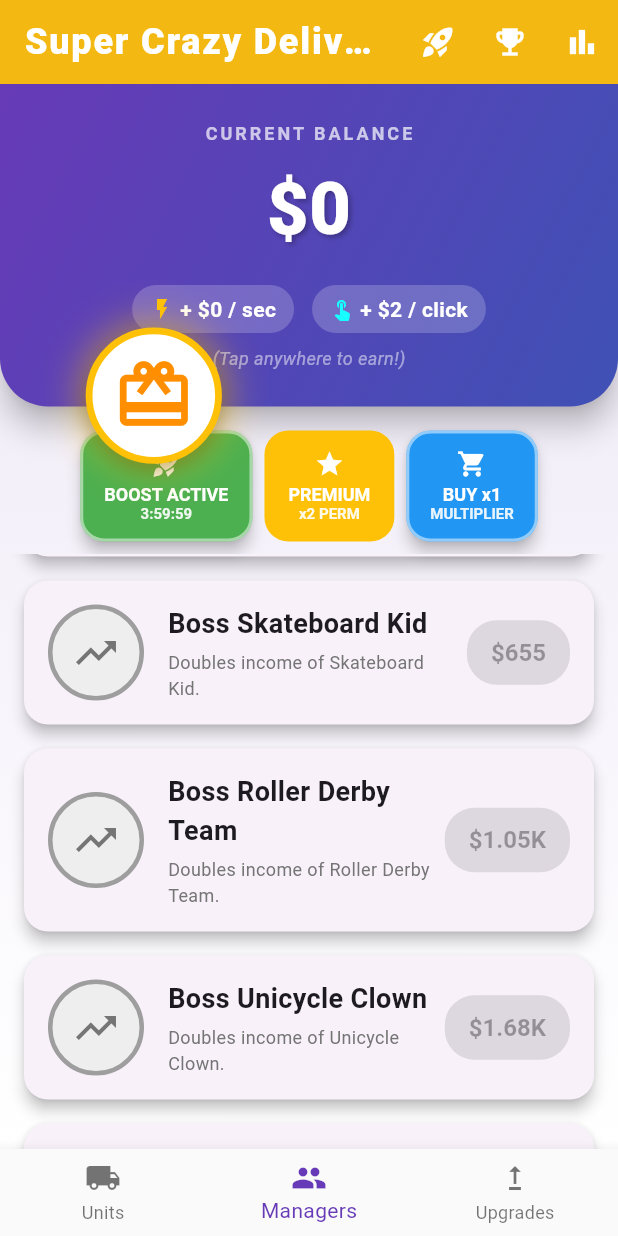
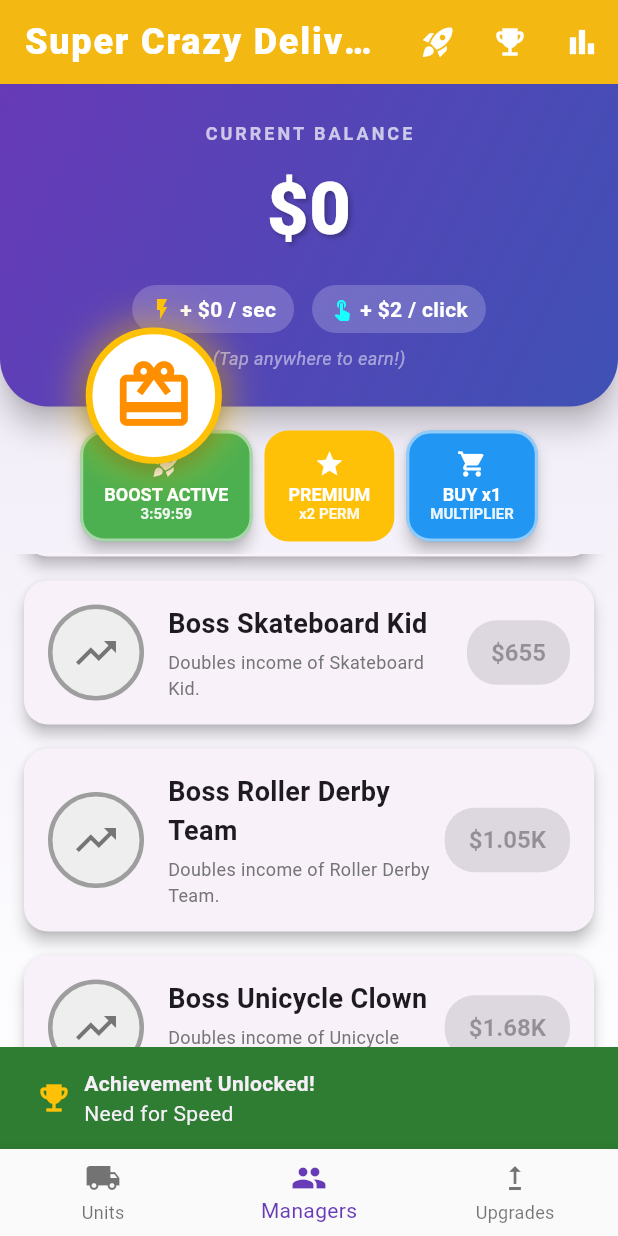
Before and after one commit to coins5/supercrazydeliveryinc, a Flutter app: the screen it shows after launch, item 2 of the bottom bar chosen, scrolled down 576 dp, after a tap on "BOOST x2", on a phone screen of 412 x 824 dp. Run offline on Flutter 3.47's test engine with Material 3 defaults, Android fonts, the phone set to English and light mode, and no system bars; our stand-ins replace shared_preferences.

Commit message:
Funcionando ok

```diff
--- a/lib/data/default_achievements.dart
+++ b/lib/data/default_achievements.dart
@@ -37,6 +37,89 @@ List<Achievement> getDefaultAchievements() {
       description: 'Click 100,000 times. Are you a robot?',
       type: AchievementType.clicks,
       threshold: 100000,
+    ),
+
+    // Golden Packages
+    Achievement(
+      id: 'lucky_find',
+      name: 'Lucky Find',
+      description: 'Click 1 Golden Package.',
+      type: AchievementType.goldenPackages,
+      threshold: 1,
+    ),
+    Achievement(
+      id: 'treasure_hunter',
+      name: 'Treasure Hunter',
+      description: 'Click 10 Golden Packages.',
+      type: AchievementType.goldenPackages,
+      threshold: 10,
+    ),
+    Achievement(
+      id: 'gold_rush',
+      name: 'Gold Rush',
+      description: 'Click 50 Golden Packages.',
+      type: AchievementType.goldenPackages,
+      threshold: 50,
+    ),
+    Achievement(
+      id: 'midas_touch',
+      name: 'Midas Touch',
+      description: 'Click 100 Golden Packages.',
+      type: AchievementType.goldenPackages,
+      threshold: 100,
+    ),
+
+    // Boosts
+    Achievement(
+      id: 'need_for_speed',
+      name: 'Need for Speed',
+      description: 'Activate Boost 1 time.',
+      type: AchievementType.boosts,
+      threshold: 1,
+    ),
+    Achievement(
+      id: 'turbo_charged',
+      name: 'Turbo Charged',
+      description: 'Activate Boost 10 times.',
+      type: AchievementType.boosts,
+      threshold: 10,
+    ),
+    Achievement(
+      id: 'warp_speed',
+      name: 'Warp Speed',
+      description: 'Activate Boost 50 times.',
+      type: AchievementType.boosts,
+      threshold: 50,
+    ),
+
+    // Managers
+    Achievement(
+      id: 'hiring_manager',
+      name: 'Hiring Manager',
+      description: 'Hire 1 Manager.',
+      type: AchievementType.managersHired,
+      threshold: 1,
+    ),
+    Achievement(
+      id: 'middle_management',
+      name: 'Middle Management',
+      description: 'Hire 10 Managers.',
+      type: AchievementType.managersHired,
+      threshold: 10,
+    ),
+    Achievement(
+      id: 'executive_board',
+      name: 'Executive Board',
+      description: 'Hire 50 Managers.',
+      type: AchievementType.managersHired,
+      threshold: 50,
+    ),
+    Achievement(
+      id: 'corporate_overlord',
+      name: 'Corporate Overlord',
+      description: 'Hire ALL Managers.',
+      type: AchievementType.allManagersHired,
+      threshold: 1, // Boolean check
     ),
 
     // Units (Specific Milestones)
@@ -112,6 +195,13 @@ List<Achievement> getDefaultAchievements() {
       threshold: 1,
       targetUnitId: 'super_crazy_delivery_inc.',
     ),
+    Achievement(
+      id: 'gotta_catch_em_all',
+      name: 'Gotta Catch \'Em All',
+      description: 'Unlock ALL Delivery Units.',
+      type: AchievementType.allUnitsUnlocked,
+      threshold: 1, // Boolean check
+    ),
 
     // Money Milestones (Exponential)
     Achievement(
@@ -186,6 +276,13 @@ List<Achievement> getDefaultAchievements() {
       type: AchievementType.upgrades,
       threshold: 500,
     ),
+    Achievement(
+      id: 'maxed_out',
+      name: 'Maxed Out',
+      description: 'Buy ALL Upgrades.',
+      type: AchievementType.allUpgradesPurchased,
+      threshold: 1, // Boolean check
+    ),
 
     // Playtime
     Achievement(
--- a/lib/models/achievement.dart
+++ b/lib/models/achievement.dart
@@ -1,12 +1,17 @@
 enum AchievementType {
+  clicks,
+  unitCount,
   money,
-  clicks,
-  orders,
   playTime,
-  unitCount,
   evolutions,
   moneyPerSecond,
   upgrades,
+  goldenPackages,
+  boosts,
+  managersHired,
+  allUnitsUnlocked,
+  allManagersHired,
+  allUpgradesPurchased,
 }
 
 class Achievement {
--- a/lib/models/game_state.dart
+++ b/lib/models/game_state.dart
@@ -37,6 +37,12 @@ class GameState extends ChangeNotifier {
 
   double _totalMoneySpent = 0;
   double get totalMoneySpent => _totalMoneySpent;
+
+  int _totalGoldenPackagesClicked = 0;
+  int get totalGoldenPackagesClicked => _totalGoldenPackagesClicked;
+
+  int _totalBoostsActivated = 0;
+  int get totalBoostsActivated => _totalBoostsActivated;
 
   bool _useScientificNotation = false;
   bool get useScientificNotation => _useScientificNotation;
@@ -96,6 +102,8 @@ class GameState extends ChangeNotifier {
       _boostEndTime = maxEndTime;
     }
 
+    _totalBoostsActivated++;
+    _checkAchievements();
     notifyListeners();
   }
 
@@ -235,16 +243,15 @@ class GameState extends ChangeNotifier {
     if (data != null) {
       _money = data['money'] ?? 0;
       _totalClicks = data['totalClicks'] ?? 0;
-      _totalMoneyEarned = data['totalMoneyEarned'] ?? 0;
+      _totalMoneyEarned = (data['totalMoneyEarned'] ?? 0).toDouble();
       _totalOrders = data['totalOrders'] ?? 0;
       _secondsPlayed = data['secondsPlayed'] ?? 0;
       _totalEvolutions = data['totalEvolutions'] ?? 0;
-      _highestMoneyPerSecond = data['highestMoneyPerSecond'] ?? 0;
-      _totalMoneySpent = data['totalMoneySpent'] ?? 0;
-      _useScientificNotation = data['useScientificNotation'] ?? false;
-      _totalEvolutions = data['totalEvolutions'] ?? 0;
-      _highestMoneyPerSecond = data['highestMoneyPerSecond'] ?? 0;
-      _totalMoneySpent = data['totalMoneySpent'] ?? 0;
+      _highestMoneyPerSecond = (data['highestMoneyPerSecond'] ?? 0).toDouble();
+      _totalMoneySpent = (data['totalMoneySpent'] ?? 0).toDouble();
+      _totalGoldenPackagesClicked = data['totalGoldenPackagesClicked'] ?? 0;
+      _totalBoostsActivated = data['totalBoostsActivated'] ?? 0;
+      _buyMultiplier = data['buyMultiplier'] ?? 1;
       _useScientificNotation = data['useScientificNotation'] ?? false;
       _clickMultiplier = data['clickMultiplier'] ?? 1.0;
       _isPremium = data['isPremium'] ?? false;
@@ -412,6 +419,9 @@ class GameState extends ChangeNotifier {
       'totalEvolutions': _totalEvolutions,
       'highestMoneyPerSecond': _highestMoneyPerSecond,
       'totalMoneySpent': _totalMoneySpent,
+      'totalGoldenPackagesClicked': _totalGoldenPackagesClicked,
+      'totalBoostsActivated': _totalBoostsActivated,
+      'buyMultiplier': _buyMultiplier,
       'useScientificNotation': _useScientificNotation,
       'clickMultiplier': _clickMultiplier,
       'isPremium': _isPremium,
@@ -706,6 +716,8 @@ class GameState extends ChangeNotifier {
 
       _money += reward;
       _totalMoneyEarned += reward;
+      _totalGoldenPackagesClicked++;
+      _checkAchievements();
       notifyListeners();
       return "Golden Package!\n+\$${formatNumber(reward)}";
     } else {
@@ -723,6 +735,8 @@ class GameState extends ChangeNotifier {
 
       _money += reward;
       _totalMoneyEarned += reward;
+      _totalGoldenPackagesClicked++;
+      _checkAchievements();
       notifyListeners();
       return "Time Warp!\n+\$${formatNumber(reward)} (1 Hour)";
     }
@@ -740,9 +754,9 @@ class GameState extends ChangeNotifier {
         case AchievementType.clicks:
           if (_totalClicks >= achievement.threshold) unlocked = true;
           break;
-        case AchievementType.orders:
-          if (_totalOrders >= achievement.threshold) unlocked = true;
-          break;
+        // case AchievementType.orders: // Deprecated
+        //   if (_totalOrders >= achievement.threshold) unlocked = true;
+        //   break;
         case AchievementType.playTime:
           if (_secondsPlayed >= achievement.threshold) unlocked = true;
           break;
@@ -763,6 +777,37 @@ class GameState extends ChangeNotifier {
           break;
         case AchievementType.upgrades:
           if (totalUpgradesPurchased >= achievement.threshold) unlocked = true;
+          break;
+        case AchievementType.goldenPackages:
+          if (_totalGoldenPackagesClicked >= achievement.threshold) {
+            unlocked = true;
+          }
+          break;
+        case AchievementType.boosts:
+          if (_totalBoostsActivated >= achievement.threshold) {
+            unlocked = true;
+          }
+          break;
+        case AchievementType.managersHired:
+          if (managers.where((m) => m.isHired).length >=
+              achievement.threshold) {
+            unlocked = true;
+          }
+          break;
+        case AchievementType.allUnitsUnlocked:
+          if (units.every((u) => u.count > 0)) {
+            unlocked = true;
+          }
+          break;
+        case AchievementType.allManagersHired:
+          if (managers.every((m) => m.isHired)) {
+            unlocked = true;
+          }
+          break;
+        case AchievementType.allUpgradesPurchased:
+          if (upgrades.every((u) => u.isPurchased)) {
+            unlocked = true;
+          }
           break;
       }
 
@@ -786,7 +831,9 @@ class GameState extends ChangeNotifier {
       return value.toStringAsExponential(2);
     }
 
-    if (value < 1000) return value.toStringAsFixed(0);
+    if (value < 1000) {
+      return value.toStringAsFixed(0);
+    }
 
     const suffixes = [
       "",
--- a/lib/screens/statistics_screen.dart
+++ b/lib/screens/statistics_screen.dart
@@ -63,6 +63,18 @@ class StatisticsScreen extends StatelessWidget {
                   Colors.amberAccent,
                 ),
                 _StatData(
+                  'Golden Packages Clicked',
+                  gameState.totalGoldenPackagesClicked.toString(),
+                  Icons.card_giftcard, // Assuming an icon for golden packages
+                  Colors.yellow.shade700,
+                ),
+                _StatData(
+                  'Boosts Activated',
+                  gameState.totalBoostsActivated.toString(),
+                  Icons.rocket_launch, // Assuming an icon for boosts
+                  Colors.deepOrange,
+                ),
+                _StatData(
                   'Total Spent',
                   '\$${gameState.formatNumber(gameState.totalMoneySpent)}',
                   Icons.shopping_cart,
@@ -102,6 +114,29 @@ class StatisticsScreen extends StatelessWidget {
                   gameState.totalEvolutions.toString(),
                   Icons.auto_awesome,
                   Colors.deepPurple,
+                ),
+              ]),
+              const SizedBox(height: 24),
+
+              _buildSectionHeader(context, 'Completion', Icons.check_circle),
+              _buildStatGrid(context, [
+                _StatData(
+                  'Units Unlocked',
+                  '${gameState.units.where((u) => u.count > 0).length} / ${gameState.units.length}',
+                  Icons.store,
+                  Colors.green,
+                ),
+                _StatData(
+                  'Managers Hired',
+                  '${gameState.managers.where((m) => m.isHired).length} / ${gameState.managers.length}',
+                  Icons.people,
+                  Colors.blue,
+                ),
+                _StatData(
+                  'Upgrades Purchased',
+                  '${gameState.upgrades.where((u) => u.isPurchased).length} / ${gameState.upgrades.length}',
+                  Icons.upgrade,
+                  Colors.purple,
                 ),
               ]),
               const SizedBox(height: 24),
```
